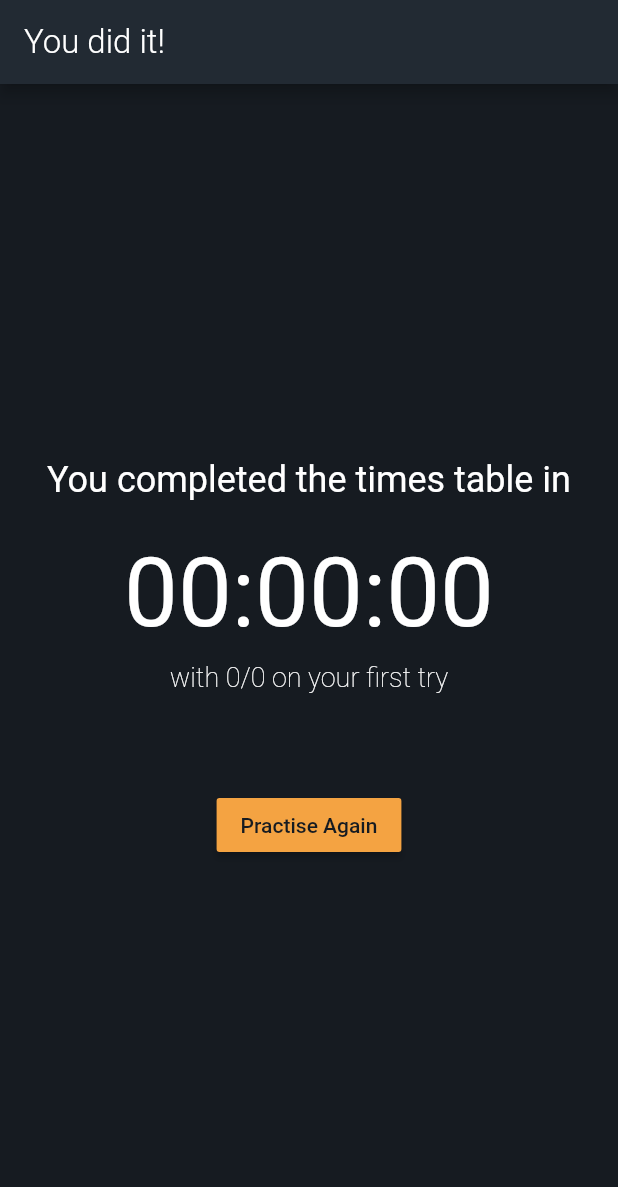
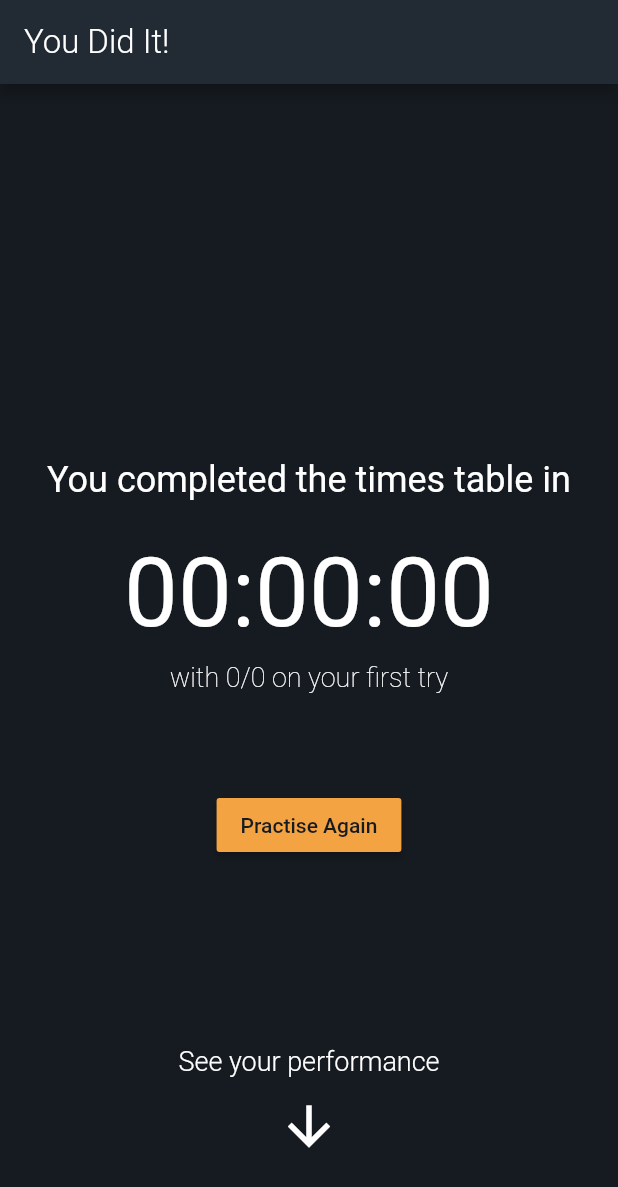
Before and after one commit to Emil1483/learn_math, a Flutter app: the CompletedRoute screen opened directly with empty values, on a phone screen of 412 x 824 dp. Shown: the top 1187 px of the screen. Run offline on Flutter 3.47's test engine with Material 2 defaults, Android fonts, the light colour scheme and no system bars.

Commit message:
add style

```diff
--- a/lib/helpers/times_table.dart
+++ b/lib/helpers/times_table.dart
@@ -30,6 +30,16 @@ class Performance {
 
   void addQuestionData(QuestionData questionData) {
     _data.add(questionData);
+  }
+
+  List<QuestionData> get data => List.from(_data);
+
+  Duration getMaxDuration() {
+    Duration result = Duration();
+    for (QuestionData data in _data) {
+      if (data.duration > result) result = Duration() + data.duration;
+    }
+    return result;
   }
 
   Duration getTotalTime() {
--- a/lib/main.dart
+++ b/lib/main.dart
@@ -1,4 +1,5 @@
 import 'package:flutter/material.dart';
+import 'package:flutter/services.dart';
 
 import './routes/home_route.dart';
 
@@ -7,6 +8,10 @@ void main() => runApp(MyApp());
 class MyApp extends StatelessWidget {
   @override
   Widget build(BuildContext context) {
+    SystemChrome.setPreferredOrientations([
+      DeviceOrientation.portraitUp,
+      DeviceOrientation.portraitDown,
+    ]);
     return MaterialApp(
       title: 'Learn to multiply',
       debugShowCheckedModeBanner: false,
--- a/lib/routes/completed.dart
+++ b/lib/routes/completed.dart
@@ -14,17 +14,66 @@ class CompletedRoute extends StatelessWidget {
     return result;
   }
 
-  @override
-  Widget build(BuildContext context) {
-    Duration totalTime = performance.getTotalTime();
-    int hours = totalTime.inHours;
-    int minutes = totalTime.inMinutes - hours * 60;
-    int secounds = totalTime.inSeconds - hours * 60 * 60 - minutes * 60;
-    return Scaffold(
-      appBar: AppBar(
-        title: Text("You did it!"),
+  Widget _buildGraph(BuildContext context) {
+    final TextTheme textTheme = Theme.of(context).textTheme;
+
+    final List<QuestionData> data = performance.data;
+    final int maxSecounds = performance.getMaxDuration().inMilliseconds;
+    return Padding(
+      padding: EdgeInsets.symmetric(horizontal: 32.0),
+      child: Column(
+        crossAxisAlignment: CrossAxisAlignment.start,
+        children: data.map((QuestionData qData) {
+          final double fraction = qData.duration.inMilliseconds / maxSecounds;
+          return Padding(
+            padding: EdgeInsets.symmetric(vertical: 4.0),
+            child: Row(
+              children: <Widget>[
+                Expanded(
+                  flex: 1,
+                  child: Text(
+                    qData.question.toString(),
+                    style: textTheme.subhead,
                   ),
-      body: Center(
+                ),
+                Expanded(
+                  flex: 4,
+                  child: SizedBox(
+                    height: 32.0,
+                    child: ClipRRect(
+                      borderRadius: BorderRadius.circular(8.0),
+                      child: CustomPaint(
+                        painter: FractionPainter(
+                            fraction: fraction,
+                            partColor: Theme.of(context).accentColor),
+                      ),
+                    ),
+                  ),
+                ),
+              ],
+            ),
+          );
+        }).toList(),
+      ),
+    );
+  }
+
+  Widget _buildMainWidget(BuildContext context) {
+    final Duration totalTime = performance.getTotalTime();
+    final int hours = totalTime.inHours;
+    final int minutes = totalTime.inMinutes - hours * 60;
+    final int secounds = totalTime.inSeconds - hours * 60 * 60 - minutes * 60;
+
+    final MediaQueryData mediaQuery = MediaQuery.of(context);
+    final EdgeInsets padding = mediaQuery.padding;
+    final double height =
+        mediaQuery.size.height - 56.0 - padding.top - padding.bottom;
+
+    return SizedBox(
+      height: height,
+      child: Stack(
+        children: <Widget>[
+          Center(
             child: Column(
               mainAxisAlignment: MainAxisAlignment.center,
               children: <Widget>[
@@ -55,6 +104,73 @@ class CompletedRoute extends StatelessWidget {
               ],
             ),
           ),
+          Align(
+            alignment: Alignment(0, 0.85),
+            child: Wrap(
+              children: <Widget>[
+                Column(
+                  children: <Widget>[
+                    Text(
+                      "See your performance",
+                      style: TextStyle(
+                        fontSize: 18.0,
+                        fontWeight: FontWeight.w300,
+                      ),
+                    ),
+                    SizedBox(height: 12.0),
+                    Icon(Icons.arrow_downward, size: 42.0),
+                  ],
+                ),
+              ],
+            ),
+          ),
+        ],
+      ),
+    );
+  }
+
+  @override
+  Widget build(BuildContext context) {
+    return Scaffold(
+      appBar: AppBar(
+        title: Text("You Did It!"),
+      ),
+      body: ListView(
+        children: <Widget>[
+          _buildMainWidget(context),
+          _buildGraph(context),
+          SizedBox(height: 32.0),
+        ],
+      ),
     );
   }
 }
+
+class FractionPainter extends CustomPainter {
+  final double fraction;
+  final Color partColor;
+  final Color notPartColor;
+
+  FractionPainter({
+    @required this.fraction,
+    this.partColor = Colors.orange,
+    this.notPartColor = Colors.grey,
+  });
+
+  @override
+  void paint(Canvas canvas, Size size) {
+    canvas.drawRect(
+      Rect.fromLTRB(0, 0, size.width * fraction, size.height),
+      Paint()..color = partColor,
+    );
+    canvas.drawRect(
+      Rect.fromLTRB(size.width * fraction, 0, size.width, size.height),
+      Paint()..color = notPartColor,
+    );
+  }
+
+  @override
+  bool shouldRepaint(FractionPainter oldDelegate) {
+    return false;
+  }
+}
```
Lines whose indentation alone changed are shown as unchanged.
